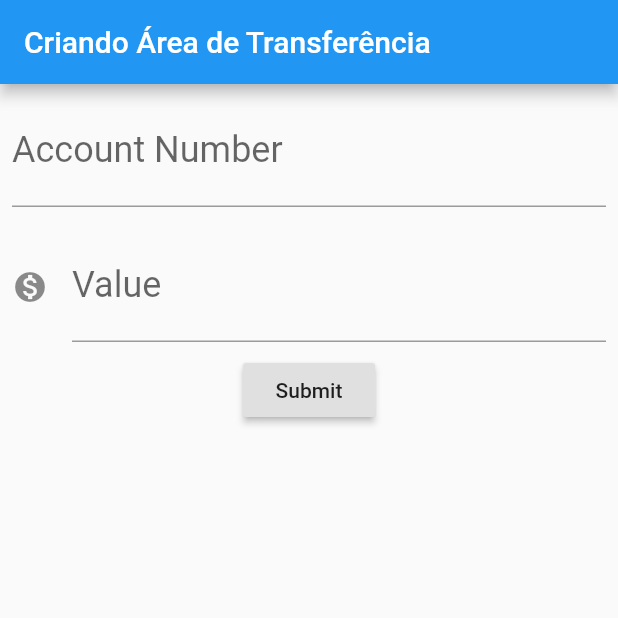
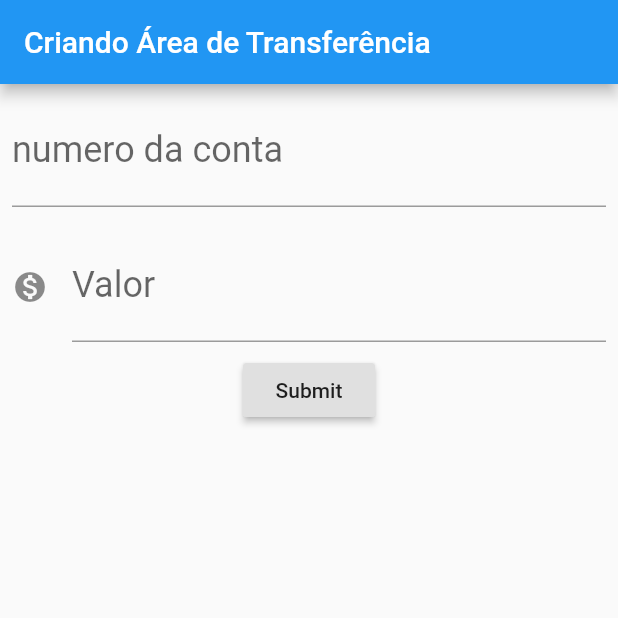
Before and after one commit to LyraEverton/bytebank, a Flutter app: the screen it shows after launch, after a tap on "Submit", on a phone screen of 412 x 824 dp, the top half of it. Run offline on Flutter 3.47's test engine with Material 2 defaults, Android fonts, the phone set to English and light mode, and no system bars.

Commit message:
Refactoring code

```diff
--- a/lib/main.dart
+++ b/lib/main.dart
@@ -25,45 +25,32 @@ class FormularioTransferencia extends StatelessWidget {
       ),
       body: Column(
         children: <Widget>[
-          Padding(
-            padding: const EdgeInsets.all(8.0),
-            child: TextField(
-              controller: _controladorCampoNumeroConta,
-              style: TextStyle(
-                fontSize: 24.0
+          Editor(
+            controlador: _controladorCampoNumeroConta,
+            dica: '0000',
+            rotulo: 'numero da conta',
           ),
-              decoration: InputDecoration(
-                labelText: 'Account Number',
-                hintText: '1234',
-              ),
-              keyboardType: TextInputType.number,
-            ),
-          ),
-          Padding(
-            padding: const EdgeInsets.all(8.0),
-            child: TextField(
-              controller:_controladorCampoValor,
-              style: TextStyle(
-                fontSize: 24.0,
-              ),
-              decoration: InputDecoration(
-                icon: Icon(Icons.monetization_on),
-                labelText: 'Value',
-                hintText: '0.00',
-              ),
-
-            ),
+          Editor(
+            controlador: _controladorCampoValor,
+            dica: '0.00',
+            rotulo: 'Valor',
+            icone: Icons.monetization_on,
           ),
           RaisedButton(
             child:Text('Submit'),
-            onPressed: () {
-              print('Clicou');
+            onPressed: () => _criaTransferencia(context),
+          )
+        ],
+      ),
+    );
+  }
+
+  void _criaTransferencia(BuildContext context) {
     final int numeroConta = int.tryParse(_controladorCampoNumeroConta.text);
     final double valor = double.tryParse(_controladorCampoValor.text);
 
     if(numeroConta != null && valor != null){
       final transferenciaCriada =  Transferencia(valor, numeroConta);
-                debugPrint('$transferenciaCriada');
 
       Scaffold.of(context).showSnackBar(
         SnackBar(
@@ -71,11 +58,6 @@ class FormularioTransferencia extends StatelessWidget {
         ),
       );
     }
-            },
-          )
-        ],
-      )  ,
-    );
   }
 }
 
@@ -132,3 +114,27 @@ class Transferencia {
   }
 
   }
+  class Editor extends StatelessWidget {
+    final TextEditingController controlador;
+    final String rotulo;
+    final String dica;
+    final IconData icone;
+
+    Editor({this.controlador, this.rotulo, this.dica, this.icone});
+    @override
+    Widget build(BuildContext context) {
+      return Padding(
+        padding: const EdgeInsets.all(8.0),
+        child: TextField(
+          controller: controlador,
+          style: TextStyle(fontSize: 24.0),
+          decoration: InputDecoration(
+            icon: icone != null ? Icon(icone) : null,
+            labelText: rotulo,
+            hintText: dica,
+          ),
+          keyboardType: TextInputType.number,
+        ),
+      );
+    }
+  }
```
Lines whose indentation alone changed are shown as unchanged.
